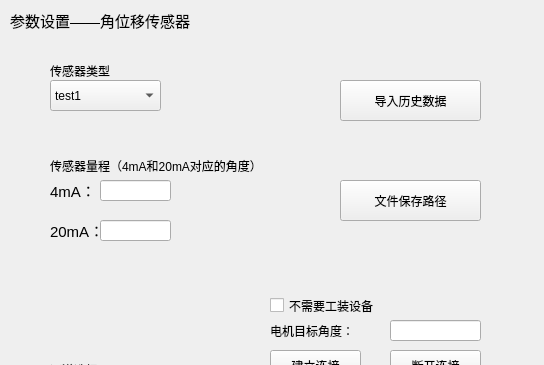
This is ui_param/paramwin_anglesensor.ui in Dirck-YHP/Proj_sensor_detect as Qt 5 draws it before an edit; both pictures show x 0 to 544 and y 0 to 365 of the 544 by 559 pixel window. The edited form follows.
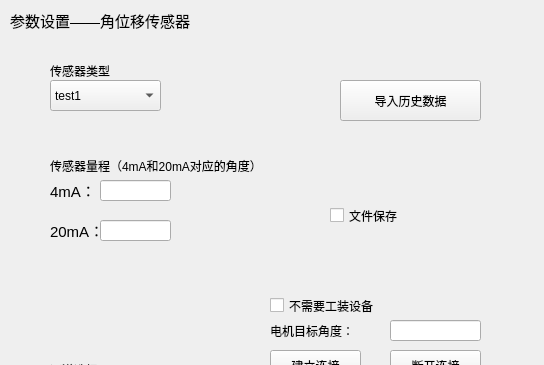
This is the edited form.

Patch:
```diff
--- a/ui_param/paramwin_anglesensor.ui
+++ b/ui_param/paramwin_anglesensor.ui
@@ -233,19 +233,6 @@
     <string>导入历史数据</string>
    </property>
   </widget>
-  <widget class="QPushButton" name="btn_file_dir">
-   <property name="geometry">
-    <rect>
-     <x>340</x>
-     <y>180</y>
-     <width>141</width>
-     <height>41</height>
-    </rect>
-   </property>
-   <property name="text">
-    <string>文件保存路径</string>
-   </property>
-  </widget>
   <widget class="QPushButton" name="btn_back_mainW">
    <property name="geometry">
     <rect>
@@ -348,6 +335,19 @@
     <string>6,7</string>
    </property>
   </widget>
+  <widget class="QCheckBox" name="cBox_file_save">
+   <property name="geometry">
+    <rect>
+     <x>330</x>
+     <y>200</y>
+     <width>111</width>
+     <height>31</height>
+    </rect>
+   </property>
+   <property name="text">
+    <string>文件保存</string>
+   </property>
+  </widget>
  </widget>
  <resources/>
  <connections/>
```
